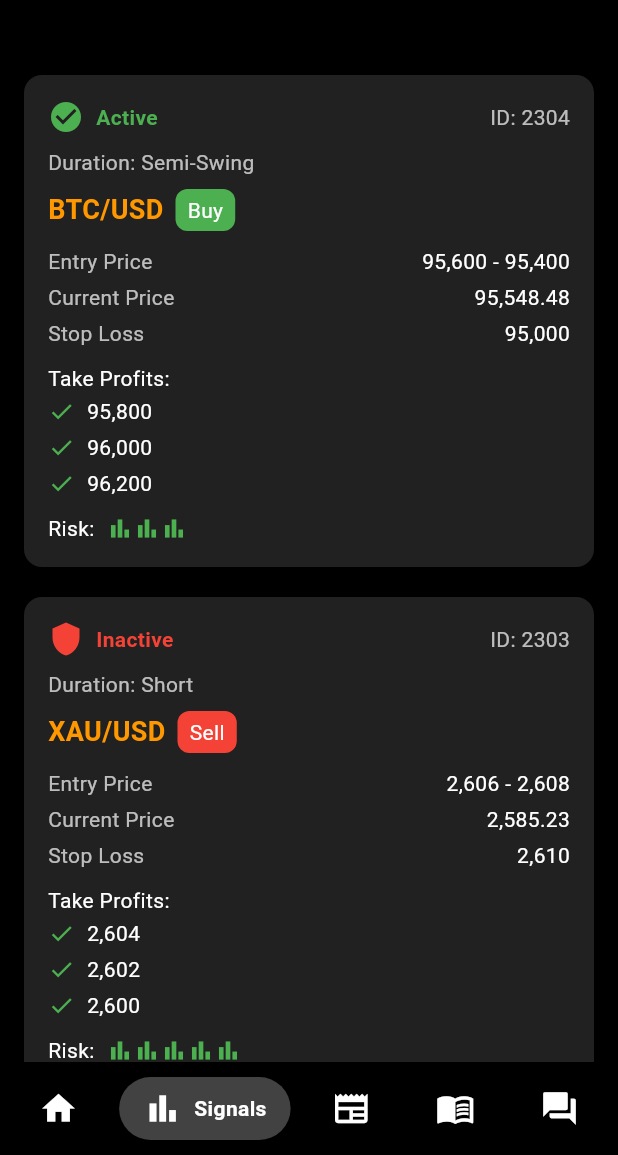
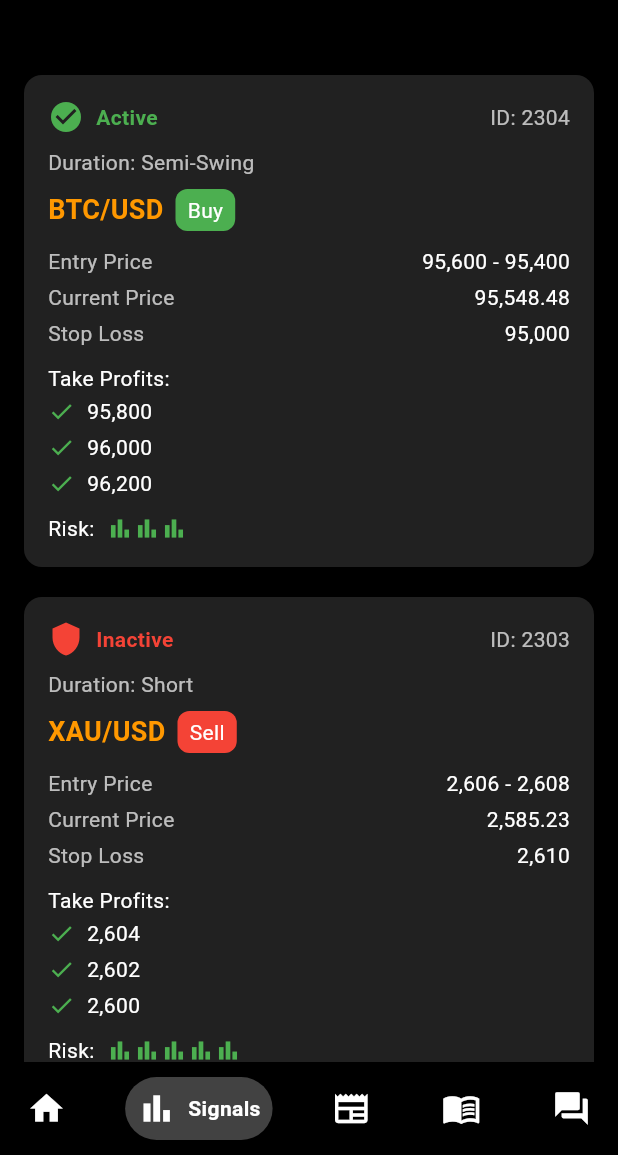
Before and after one commit to imahacs/the_phantom_hub, a Flutter app: the NavBar screen opened directly, item 2 of the bottom bar chosen, on a phone screen of 412 x 824 dp, the part 81-1236 px from its top. Run offline on Flutter 3.47's test engine with Material 3 defaults, Android fonts, the phone set to English and light mode, and no system bars; drawn by our look-alikes of google_nav_bar; our stand-ins replace dropdown_button2, flutter_svg, google_fonts, lucide_icons; network calls fail.

```diff
--- a/lib/nav_bar.dart
+++ b/lib/nav_bar.dart
@@ -39,7 +39,7 @@ class _NavBarState extends State<NavBar> {
             activeColor: Colors.white,
             color: Colors.white,
             iconSize: 26,
-            padding: const EdgeInsets.symmetric(horizontal: 16, vertical: 8),
+            padding: const EdgeInsets.all(8),
             duration: const Duration(milliseconds: 500),
             tabBackgroundColor: Colors.grey[800]!,
             tabs: const [
```
Also changed, not shown: lib/screens/home_screen.dart (+5 -2 lines).
